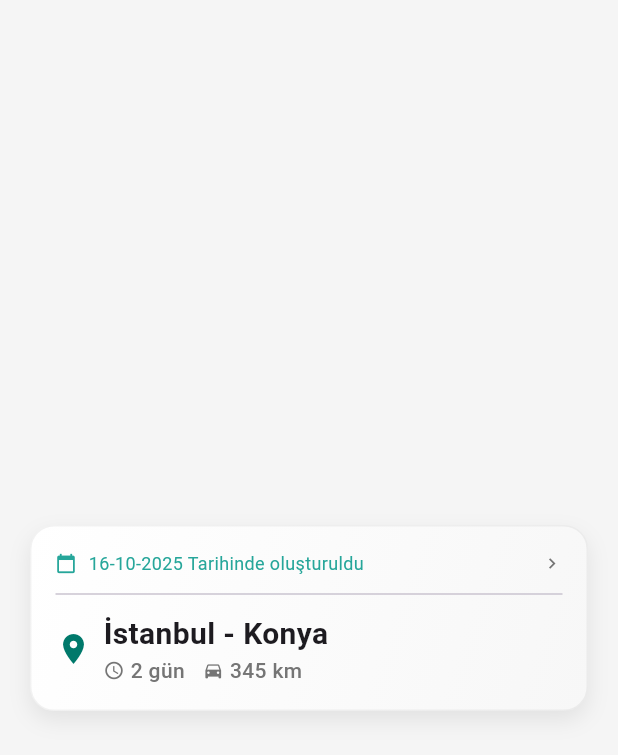
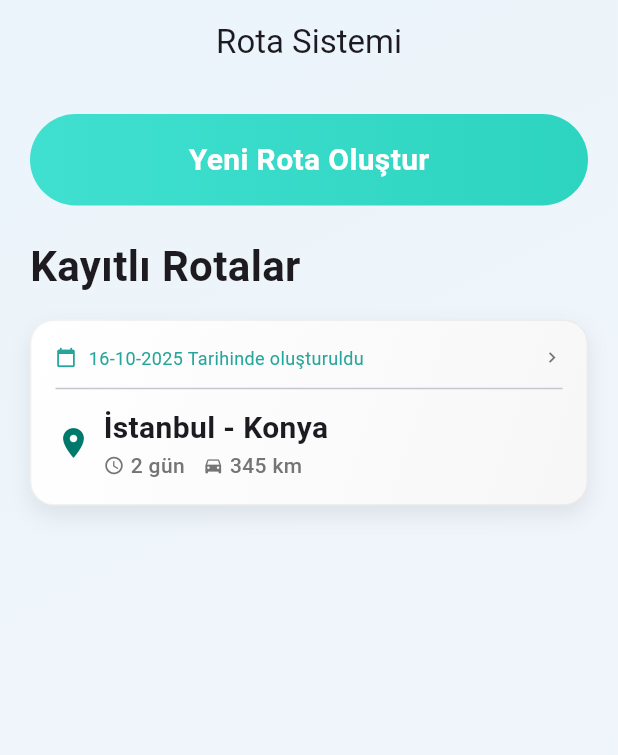
Before and after one commit to batuhangozegu/SmartRoute-Flutter, a Flutter app: the screen it shows after launch, on a phone screen of 412 x 824 dp. Shown: the top 755 px of the screen. Run offline on Flutter 3.47's test engine with Material 3 defaults, Android fonts, the phone set to English and light mode, and no system bars.

Commit message:
Gradient Button ve homescreen oluşturuldu.

```diff
--- /dev/null
+++ b/smart_route/lib/Compenents/gradient_button.dart
@@ -0,0 +1,50 @@
+import 'package:flutter/material.dart';
+
+class GradientButton extends StatelessWidget {
+  final String buttonText;
+  final List<Color> gradientColors;
+  final Alignment gradientStartPoint;
+  final Alignment gradientEndPoint;
+  final VoidCallback onTap;
+
+  const GradientButton({
+    Key? key,
+    required this.buttonText,
+    required this.gradientColors,
+    required this.gradientStartPoint,
+    required this.gradientEndPoint,
+    required this.onTap,
+  }) : super(key: key);
+
+  @override
+  Widget build(BuildContext context) {
+    final screenWidth = MediaQuery.of(context).size.width;
+    final maxButtonWidth = screenWidth > 600 ? 500.0 : double.infinity;
+
+    return GestureDetector(
+      onTap: onTap,
+      child: Container(
+        constraints: BoxConstraints(maxWidth: maxButtonWidth),
+        padding: const EdgeInsets.all(16),
+        decoration: BoxDecoration(
+          borderRadius: BorderRadius.circular(50),
+          gradient: LinearGradient(
+            colors: gradientColors,
+            begin: gradientStartPoint,
+            end: gradientEndPoint,
+          ),
+        ),
+        child: Center(
+          child: Text(
+            buttonText,
+            style: TextStyle(
+              fontSize: 20,
+              fontWeight: FontWeight.bold,
+              color: Colors.white,
+            ),
+          ),
+        ),
+      ),
+    );
+  }
+}
--- a/smart_route/lib/main.dart
+++ b/smart_route/lib/main.dart
@@ -1,5 +1,6 @@
 import 'package:flutter/material.dart';
-import 'package:smart_route/Compenents/list_item_view.dart';
+import 'package:flutter/services.dart';
+import 'package:smart_route/views/home_screen.dart';
 
 void main() {
   runApp(const MyApp());
@@ -12,12 +13,10 @@ class MyApp extends StatelessWidget {
   Widget build(BuildContext context) {
     return MaterialApp(
       debugShowCheckedModeBanner: false,
-      home: Scaffold(
-        backgroundColor: Colors.grey.shade100,
-        body: Center(
-          child: Padding(padding: EdgeInsets.all(20), child: ListItemView()),
-        ),
+      theme: ThemeData(
+        appBarTheme: AppBarTheme(systemOverlayStyle: SystemUiOverlayStyle.dark),
       ),
+      home: HomeScreen(),
     );
   }
 }
--- /dev/null
+++ b/smart_route/lib/views/home_screen.dart
@@ -0,0 +1,66 @@
+import 'package:flutter/material.dart';
+import 'package:smart_route/Compenents/gradient_button.dart';
+import 'package:smart_route/Compenents/list_item_view.dart';
+
+class HomeScreen extends StatelessWidget {
+  const HomeScreen({super.key});
+
+  @override
+  Widget build(BuildContext context) {
+    return Scaffold(
+      extendBodyBehindAppBar: true,
+      appBar: AppBar(
+        title: const Text("Rota Sistemi"),
+        centerTitle: true,
+        backgroundColor: Colors.transparent,
+        elevation: 0,
+      ),
+      body: Container(
+        decoration: BoxDecoration(
+          gradient: LinearGradient(
+            colors: [
+              Color(0xFF40E0D0).withValues(alpha: 0.1),
+              Color(0xFF2DD4BF).withValues(alpha: 0.05),
+            ],
+            begin: Alignment.topLeft,
+            end: Alignment.bottomRight,
+          ),
+        ),
+        child: SafeArea(
+          child: Padding(
+            padding: const EdgeInsets.all(20),
+            child: Column(
+              children: [
+                GradientButton(
+                  buttonText: "Yeni Rota Oluştur",
+                  gradientColors: [Color(0xFF40E0D0), Color(0xFF2DD4BF)],
+                  gradientStartPoint: Alignment.centerLeft,
+                  gradientEndPoint: Alignment.centerRight,
+                  onTap: () {
+                    print("Tiklandı");
+                  },
+                ),
+
+                const SizedBox(height: 20),
+
+                const Align(
+                  alignment: Alignment.centerLeft,
+                  child: Text(
+                    "Kayıtlı Rotalar",
+                    style: TextStyle(fontSize: 28, fontWeight: FontWeight.bold),
+                  ),
+                ),
+
+                const SizedBox(height: 16),
+
+                ListItemView(),
+
+                const Spacer(),
+              ],
+            ),
+          ),
+        ),
+      ),
+    );
+  }
+}
```
